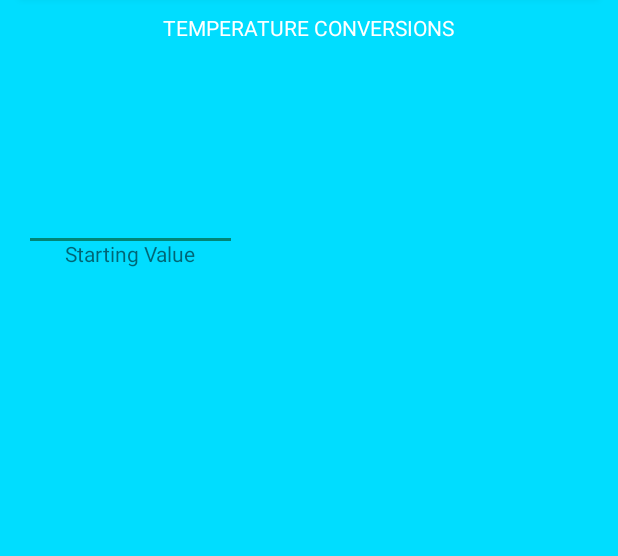
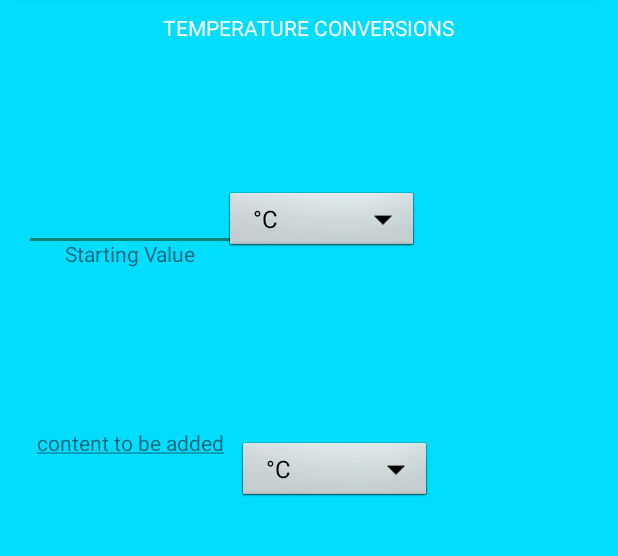
Before and after one commit to NathanielBarnett/CS449---Semester-Project, an Android app: the TempActivity screen opened directly, with no data from a screen before it, on a phone screen of 412 x 824 dp, the part 92-648 px from its top. Run offline under Robolectric (Android 15) with nearby library versions, the phone set to English and light mode, and no system bars.

Commit message:
Additional features to Temp Activity
Added unit spinners for temp activity starting and result fields. Added underline functionality for resultant value in temp activity.

```diff
--- a/CS449-App/app/src/main/java/com/example/nathaniel/cs449_app/TempActivity.java
+++ b/CS449-App/app/src/main/java/com/example/nathaniel/cs449_app/TempActivity.java
@@ -5,12 +5,22 @@ import android.os.Bundle;
 import android.support.v7.app.ActionBar;
 import android.support.v7.app.AppCompatActivity;
 import android.support.v7.widget.Toolbar;
+import android.text.SpannableString;
+import android.text.style.UnderlineSpan;
+import android.view.View;
+import android.widget.AdapterView;
+import android.widget.ArrayAdapter;
+import android.widget.Spinner;
+import android.widget.TextView;
+
+import static android.R.id.content;
+import static com.example.nathaniel.cs449_app.R.id.textView;
 
 /**
  * Created by Nathaniel on 9/24/2017.
  */
 
-public class TempActivity extends AppCompatActivity {
+public class TempActivity extends AppCompatActivity implements AdapterView.OnItemSelectedListener {
 
     @Override
     protected void onCreate(Bundle savedInstanceState) {
@@ -28,5 +38,55 @@ public class TempActivity extends AppCompatActivity {
 
         // get intent from previous activity...
         Intent intent = getIntent();
+
+        //Setting Spinners
+        Spinner start_temp_spin = (Spinner) findViewById(R.id.starting_val_spinner);
+        Spinner result_temp_spin = (Spinner) findViewById(R.id.result_val_spinner);
+
+        //ArrayAdapter using string array and spinner layout
+        ArrayAdapter<CharSequence> adapter = ArrayAdapter.createFromResource(this,
+                R.array.temp_units, android.R.layout.simple_spinner_dropdown_item);
+
+        //Specifying layout
+        adapter.setDropDownViewResource(android.R.layout.simple_spinner_dropdown_item);
+
+        //Applying Adapter
+        start_temp_spin.setAdapter(adapter);
+        result_temp_spin.setAdapter(adapter);
+        start_temp_spin.setOnItemSelectedListener(this);
+        result_temp_spin.setOnItemSelectedListener(this);
+
+        //Setting result view
+        TextView result_textView = (TextView) findViewById(R.id.result_temp_view);
+        SpannableString new_result = new SpannableString("content to be added");
+        new_result.setSpan(new UnderlineSpan(), 0, new_result.length(), 0);
+        result_textView.setText(new_result);
+
+
+    }
+
+
+    public void onItemSelected(AdapterView<?> parent, View view,
+                               int pos, long id) {
+        // An item was selected. Retrieve the selected item using
+        // parent.getItemAtPosition(pos)
+        // Identical switch cases are simply for proof of concept.
+        TextView result_string;
+        switch (pos) {
+            case 0: // first option in spinner
+                result_string = (TextView) findViewById(R.id.result_val_view);
+//                result_string.setText(String.valueOf(parent.getItemAtPosition(pos)));
+                break;
+            case 1: // second option in spinner
+                result_string = (TextView) findViewById(R.id.result_val_view);
+//                result_string.setText(String.valueOf(parent.getItemAtPosition(pos)));
+                break;
+            default:
+                break;
+        }
+    }
+
+    public void onNothingSelected(AdapterView<?> parent) {
+        // Another interface callback
     }
 }
--- a/CS449-App/app/src/main/res/layout/activity_main.xml
+++ b/CS449-App/app/src/main/res/layout/activity_main.xml
@@ -77,6 +77,7 @@
         android:layout_marginTop="98dp"
         android:autoText="false"
         android:text="@string/result_val"
+        android:textAlignment="center"
         android:textColor="@android:color/background_light"
         android:visibility="visible"
         app:layout_constraintLeft_toLeftOf="parent"
--- a/CS449-App/app/src/main/res/layout/temp_activity.xml
+++ b/CS449-App/app/src/main/res/layout/temp_activity.xml
@@ -70,4 +70,45 @@
         app:layout_constraintTop_toBottomOf="@+id/starting_val_temp"
         tools:text="@string/starting_desc_string" />
 
+    <Spinner
+        android:id="@+id/starting_val_spinner"
+        android:layout_width="129dp"
+        android:layout_height="43dp"
+        android:background="@android:drawable/btn_dropdown"
+        app:layout_constraintLeft_toRightOf="@+id/starting_val_temp"
+        android:layout_marginLeft="-8dp"
+        android:layout_marginRight="8dp"
+        app:layout_constraintRight_toRightOf="parent"
+        app:layout_constraintHorizontal_bias="0.0"
+        android:layout_marginTop="65dp"
+        app:layout_constraintTop_toBottomOf="@+id/temp_title_menu" />
+
+    <TextView
+        android:id="@+id/result_temp_view"
+        android:layout_width="142dp"
+        android:layout_height="44dp"
+        android:layout_marginLeft="16dp"
+        android:layout_marginRight="8dp"
+        android:layout_marginTop="82dp"
+        android:text="@string/result_temp_val"
+        android:textAlignment="center"
+        app:layout_constraintHorizontal_bias="0.0"
+        app:layout_constraintLeft_toLeftOf="parent"
+        app:layout_constraintRight_toRightOf="parent"
+        app:layout_constraintTop_toBottomOf="@+id/starting_desc_temp" />
+
+
+    <Spinner
+        android:id="@+id/result_val_spinner"
+        android:layout_width="129dp"
+        android:layout_height="43dp"
+        android:background="@android:drawable/btn_dropdown"
+        android:layout_marginTop="232dp"
+        app:layout_constraintTop_toBottomOf="@+id/temp_title_menu"
+        android:layout_marginRight="124dp"
+        app:layout_constraintRight_toRightOf="parent"
+        android:layout_marginLeft="8dp"
+        app:layout_constraintLeft_toLeftOf="parent"
+        app:layout_constraintHorizontal_bias="1.0" />
+
 </android.support.constraint.ConstraintLayout>
--- a/CS449-App/app/src/main/res/values/array.xml
+++ b/CS449-App/app/src/main/res/values/array.xml
@@ -11,4 +11,10 @@
         <item>Bacon</item>
     </string-array>
 
+    <string-array name="temp_units">
+        <item>°C</item>
+        <item>°F</item>
+        <!--<item>K</item>-->
+    </string-array>
+
 </resources>
--- a/CS449-App/app/src/main/res/values/strings.xml
+++ b/CS449-App/app/src/main/res/values/strings.xml
@@ -2,7 +2,9 @@
     <string name="app_name">Kitchen Buddy</string>
     <string name="title_menu">Kitchen Conversions</string>
     <string name="starting_desc_string">Starting Value</string>
-    <string name="result_val"></string>
+    <string name="result_val">0</string>
+    <string name="underline">________</string>
+    <string name="result_temp_val">0</string>
     <string name="about_string">About</string>
     <string name="temp_string">Temperature Conversions</string>
     <string name="settings_string">Settings</string>
```
Also changed, not shown: 1 other file.
